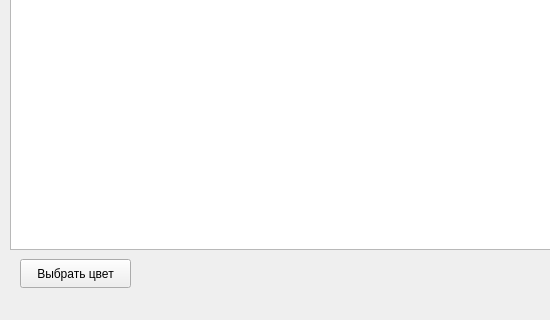
First picture: the form in mainwindow.ui, repository StepanRyabcev/SimpleVectorEdit, before the edit; both pictures show x 0 to 550 and y 280 to 600 of the 800 by 600 pixel window.
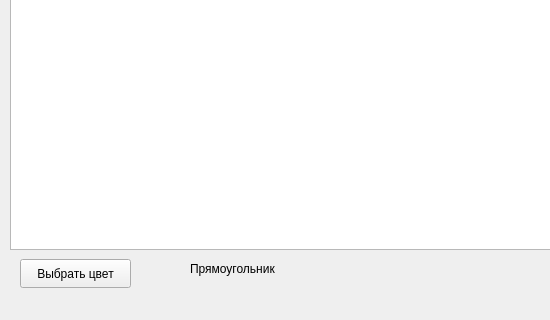
Second picture: the form after the edit.

Commit message: Now shows primitive

What changed in the file:
```diff
--- a/mainwindow.ui
+++ b/mainwindow.ui
@@ -37,6 +37,19 @@
      <string>Выбрать цвет</string>
     </property>
    </widget>
+   <widget class="QLabel" name="primit">
+    <property name="geometry">
+     <rect>
+      <x>190</x>
+      <y>520</y>
+      <width>241</width>
+      <height>20</height>
+     </rect>
+    </property>
+    <property name="text">
+     <string>Прямоугольник</string>
+    </property>
+   </widget>
   </widget>
   <widget class="QMenuBar" name="menubar">
    <property name="geometry">
```
The commit also changes 1 other file.
